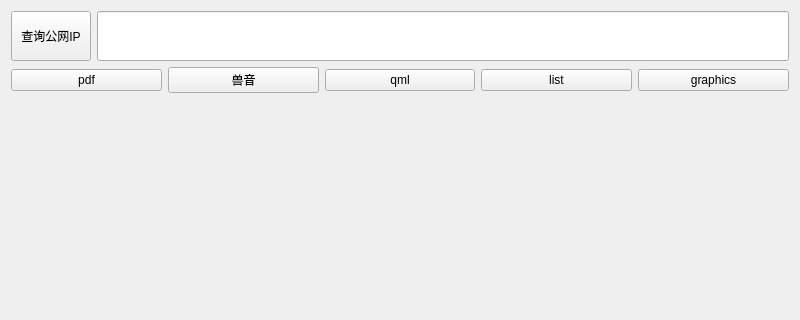
The window that nettunnel/OtherTools/widget.ui (wenlang-init/QTtest) describes before a commit, drawn with Qt 5; both pictures show x 0 to 800 and y 0 to 320 of the 800 by 600 pixel window.
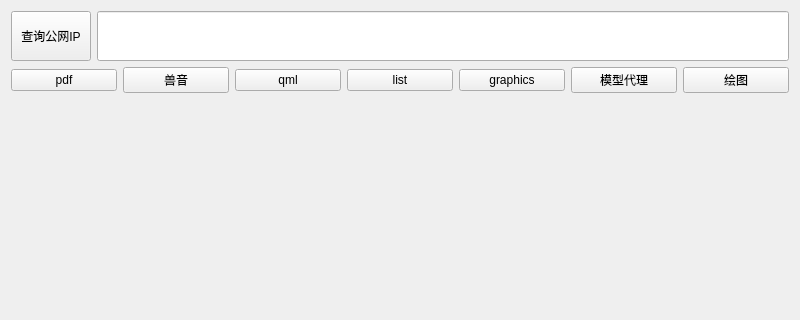
The same window after the commit.

```diff
--- a/nettunnel/OtherTools/widget.ui
+++ b/nettunnel/OtherTools/widget.ui
@@ -87,6 +87,20 @@
        </property>
       </widget>
      </item>
+     <item>
+      <widget class="QPushButton" name="pushButton_4">
+       <property name="text">
+        <string>模型代理</string>
+       </property>
+      </widget>
+     </item>
+     <item>
+      <widget class="QPushButton" name="pushButton_5">
+       <property name="text">
+        <string>绘图</string>
+       </property>
+      </widget>
+     </item>
     </layout>
    </item>
    <item>
```
